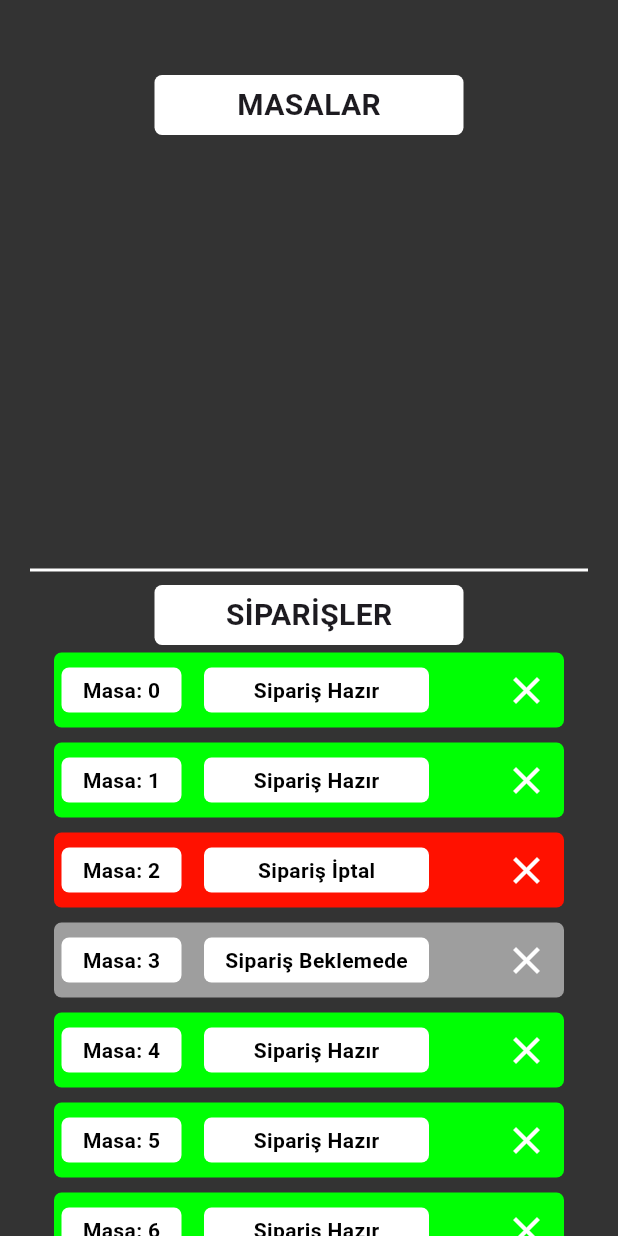
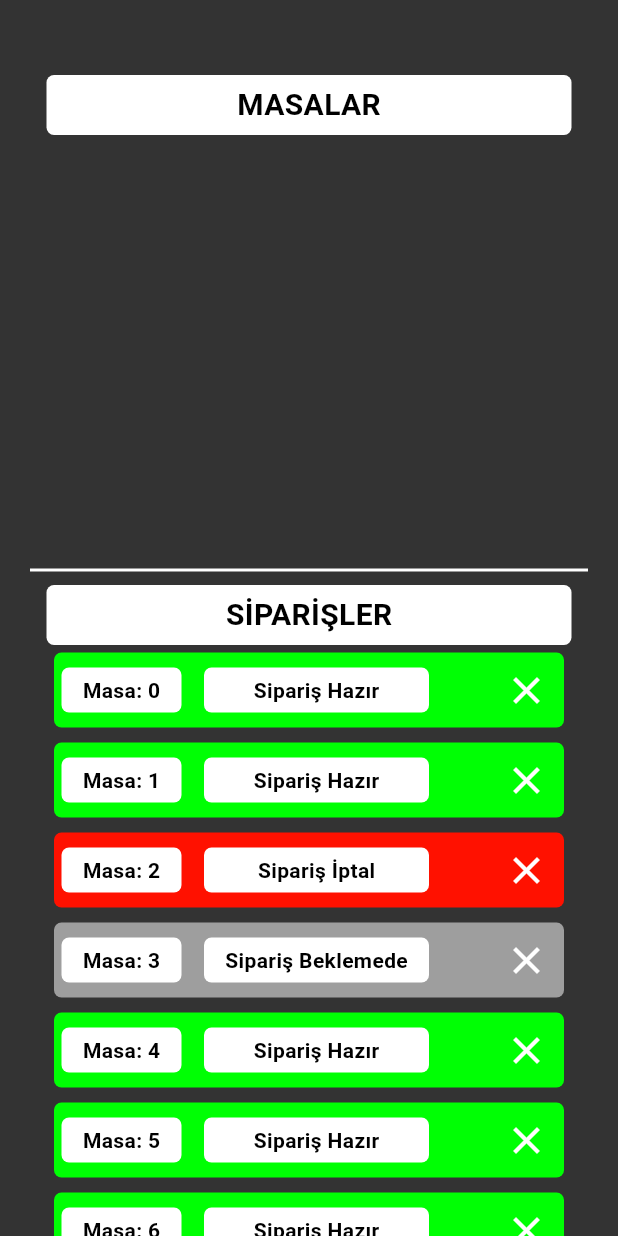
Before and after one commit to muhammettalhakaymak23214/garsonapp, a Flutter app: the AnaSayfa screen opened directly, on a phone screen of 412 x 824 dp. Run offline on Flutter 3.47's test engine with Material 3 defaults, Android fonts, the phone set to English and light mode, and no system bars.

Commit message:
renkler.dart oluşturuldu.

```diff
--- /dev/null
+++ b/garsonapp/lib/sabitler/renkler.dart
@@ -0,0 +1,25 @@
+import 'package:flutter/material.dart';
+
+//Genel Renkleri :
+var beyazYaziRengi = const Color.fromARGB(255, 255, 255, 255);
+var siyahYaziRengi = const Color.fromRGBO(0, 0, 0, 1);
+var arkaPlanRengi = const Color.fromRGBO(51, 51, 51, 100);
+var ikonRengi = const Color.fromARGB(255, 255, 255, 255);
+var beyazContainerRengi = const Color.fromARGB(255, 255, 255, 255);
+//Anasayfa Renkleri :
+var siparisHazir = const Color.fromARGB(255, 0, 255, 4);
+var siparisIptal = const Color.fromARGB(255, 255, 17, 0);
+var siparisBeklemede = Colors.grey;
+
+var doluMasaRengi = const Color.fromARGB(255, 0, 255, 4);
+var bosMasaRengi = const Color.fromARGB(255, 255, 255, 255);
+var dividerRengi = const Color.fromARGB(255, 255, 255, 255);
+//Giriş Ekranı Renkleri :
+
+var yesilButonRengi = const Color.fromARGB(255, 0, 255, 4);
+var beyazButonRengi = const Color.fromARGB(255, 255, 255, 255);
+
+var girisEkraniArkaPlanRengi = Colors.black;
+//Sipariş Ekranı Renkleri :
+
+//Sepet Ekranı Renkleri :
--- a/garsonapp/lib/sayfalar/ana_sayfa.dart
+++ b/garsonapp/lib/sayfalar/ana_sayfa.dart
@@ -2,6 +2,8 @@
 
 import 'package:flutter/material.dart';
 import 'dart:async';
+
+import 'package:garsonapp/sabitler/renkler.dart';
 
 // Timer'ı sınıfın dışında tanımlayın ki dispose işlevi içinde kullanabilelim
 late Timer _timer;
@@ -44,6 +46,17 @@
     "27",
     "28",
     "29",
+    "30",
+    "31",
+    "32",
+    "33",
+    "34",
+    "35",
+    "36",
+    "37",
+    "38",
+    "39",
+    "40",
   ];
   // Rastgele eleman sayısı belirleme
 
@@ -76,9 +89,9 @@
   };
 
   Map<String, Color> statusColors = {
-    "Sipariş Hazır": Color.fromARGB(255, 0, 255, 4),
-    "Sipariş İptal": const Color.fromARGB(255, 255, 17, 0),
-    "Sipariş Beklemede": Colors.grey,
+    "Sipariş Hazır": siparisHazir,
+    "Sipariş İptal": siparisIptal,
+    "Sipariş Beklemede": siparisBeklemede,
   };
 
   int startIndex = 0;
@@ -111,87 +124,30 @@
   Widget build(BuildContext context) {
     double screenWidth = MediaQuery.of(context).size.width;
     return Scaffold(
-      backgroundColor: const Color.fromRGBO(51, 51, 51, 100),
+      backgroundColor: arkaPlanRengi,
       body: Center(
         child: Column(
           children: [
             const SizedBox(
               height: 50,
             ),
-            Row(
-              // mainAxisAlignment: MainAxisAlignment.start,
-              children: [
-                /*
-                Expanded(
-                  flex: 1,
-                  child: Container(
-                    width: 50,
-                    alignment: Alignment.topLeft,
-                    child: PopupMenuButton<int>(
-                      icon: Icon(Icons.menu),
-                      iconSize: 40,
-                      //icon: Icons.menu,
-                      color: Colors.white,
-                      itemBuilder: (context) => [
-                        const PopupMenuItem(
-                          value: 1,
-                          child: Text('Seçenek 1'),
-                        ),
-                        const PopupMenuItem(
-                          value: 2,
-                          child: Text('Seçenek 2'),
-                        ),
-                        const PopupMenuItem(
-                          value: 3,
-                          child: Text('Seçenek 3'),
-                        ),
-                      ],
-                      onSelected: (value) {
-                        switch (value) {
-                          case 1:
-                            // Seçenek 1 seçildiğinde yapılacak işlemler
-                            break;
-                          case 2:
-                            // Seçenek 2 seçildiğinde yapılacak işlemler
-                            break;
-                          case 3:
-                            // Seçenek 3 seçildiğinde yapılacak işlemler
-                            break;
-                        }
-                      },
+
+            Container(
+              decoration: BoxDecoration(
+                  borderRadius: BorderRadius.circular(5.0),
+                  color: beyazContainerRengi),
+              height: 40,
+              width: 350,
+              alignment: Alignment.center,
+              child: Text(
+                "MASALAR",
+                style: TextStyle(
+                    fontSize: 20,
+                    fontWeight: FontWeight.bold,
+                    color: siyahYaziRengi),
               ),
             ),
-                ),
-                */
-                Expanded(
-                    flex: 1,
-                    child: Container(
-                      width: 50,
-                    )),
-                Expanded(
-                  flex: 2,
-                  child: Container(
-                    decoration: BoxDecoration(
-                        borderRadius: BorderRadius.circular(5.0),
-                        color: Colors.white),
-                    //color: Colors.amber,
-                    height: 40,
-                    width: 190,
-                    alignment: Alignment.center,
-                    child: const Text(
-                      "MASALAR",
-                      style:
-                          TextStyle(fontSize: 20, fontWeight: FontWeight.bold),
-                    ),
-                  ),
-                ),
-                Expanded(
-                    flex: 1,
-                    child: Container(
-                      width: 50,
-                    )),
-              ],
-            ),
+
             Container(
               width: 350,
               height: 280,
@@ -217,8 +173,8 @@
                               decoration: BoxDecoration(
                                 borderRadius: BorderRadius.circular(5),
                                 color: mapValue != null && mapValue
-                                    ? Color.fromARGB(255, 0, 255, 4)
-                                    : Color.fromARGB(255, 255, 255, 255),
+                                    ? doluMasaRengi
+                                    : bosMasaRengi,
                               ),
                               height: 50,
                               width: 50,
@@ -227,8 +183,8 @@
                               child: Text(
                                 (myMap.keys.elementAt(index))
                                     .toString(), // Sayıları ekrana yazdırıyoruz
-                                style: const TextStyle(
-                                    color: Color.fromRGBO(0, 0, 0, 1),
+                                style: TextStyle(
+                                    color: siyahYaziRengi,
                                     fontSize: 20,
                                     fontWeight: FontWeight.bold),
                               ),
@@ -247,45 +203,32 @@
                 },
               ),
             ),
-            const Divider(
+            Divider(
               // Düz yatay çizgi
-              color: Colors.white, // Çizgi rengi
+              color: dividerRengi, // Çizgi rengi
               thickness: 2, // Çizgi kalınlığı
               height: 20, // Çizgi yüksekliği
               indent: 20, // Çizginin başlangıç boşluğu
               endIndent: 20, // Çizginin bitiş boşluğu
             ),
-            Row(
-              children: [
-                Expanded(
-                    flex: 1,
-                    child: Container(
-                      width: 50,
-                    )),
-                Expanded(
-                  flex: 2,
-                  child: Container(
+
+            Container(
               decoration: BoxDecoration(
                   borderRadius: BorderRadius.circular(5.0),
-                        color: Colors.white),
+                  color: beyazContainerRengi),
               //color: Colors.amber,
               height: 40,
-                    width: 190,
+              width: 350,
               alignment: Alignment.center,
-                    child: const Text(
+              child: Text(
                 "SİPARİŞLER",
-                      style:
-                          TextStyle(fontSize: 20, fontWeight: FontWeight.bold),
+                style: TextStyle(
+                    fontSize: 20,
+                    fontWeight: FontWeight.bold,
+                    color: siyahYaziRengi),
               ),
             ),
-                ),
-                Expanded(
-                    flex: 1,
-                    child: Container(
-                      width: 50,
-                    )),
-              ],
-            ),
+
             Container(
               width: 350,
               height: 400,
@@ -299,9 +242,7 @@
                     width: 300,
                     height: 50,
                     margin: EdgeInsets.all(5),
-                    //  padding: EdgeInsets.all(10),
                     decoration: BoxDecoration(
-                      //  color: Colors.green,
                       color: statusColors[my2Map.values.elementAt(index)] ??
                           Colors.transparent,
                       borderRadius: BorderRadius.circular(5),
@@ -311,8 +252,7 @@
                       children: [
                         Container(
                           decoration: BoxDecoration(
-                            color: Colors.white,
-                            //border: Border.all(color: Colors.blue),
+                            color: beyazContainerRengi,
                             borderRadius: BorderRadius.circular(5),
                           ),
                           margin: const EdgeInsets.all(5),
@@ -321,15 +261,15 @@
                           height: 30,
                           child: Text(
                             'Masa: $key',
-                            style: const TextStyle(
+                            style: TextStyle(
                                 fontWeight: FontWeight.bold,
-                                color: Colors.black),
+                                color: siyahYaziRengi),
                           ),
                         ),
                         const SizedBox(width: 5), //85
                         Container(
                           decoration: BoxDecoration(
-                            color: Colors.white,
+                            color: beyazContainerRengi,
                             //border: Border.all(color: Colors.blue),
                             borderRadius: BorderRadius.circular(5),
                           ),
@@ -339,18 +279,16 @@
                           height: 30,
                           child: Text(
                             '$value',
-                            style: const TextStyle(
-                              color: Colors.black,
+                            style: TextStyle(
+                              color: siyahYaziRengi,
                               fontWeight: FontWeight.bold,
                             ),
                           ),
                         ),
                         const SizedBox(width: 35),
                         Container(
-                          // color: Colors.black,
                           height: 50,
                           width: 50,
-                          //alignment:
                           child: IconButton(
                               onPressed: () {
                                 // Butona basıldığında yapılacak işlemler buraya yazılır
@@ -358,11 +296,10 @@
                                   my2Map.remove(key);
                                 });
                               },
-                            icon: Icon(Icons.clear), // Çarpı ikonu
+                              icon: const Icon(Icons.clear), // Çarpı ikonu
                               iconSize: 30, // İkon boyutu
 
-                            color: const Color.fromARGB(
-                                255, 255, 255, 255), // İkon rengi
+                              color: ikonRengi // İkon rengi
                               ),
                         ),
                       ],
--- a/garsonapp/lib/sayfalar/giris_sayfasi.dart
+++ b/garsonapp/lib/sayfalar/giris_sayfasi.dart
@@ -1,5 +1,6 @@
 //import 'dart:ui';
 import 'package:flutter/material.dart';
+import 'package:garsonapp/sabitler/renkler.dart';
 import 'package:garsonapp/sayfalar/ana_sayfa.dart';
 
 class GirisSayfasi extends StatefulWidget {
@@ -18,7 +19,7 @@
 
   //
   Color butonColor = const Color.fromARGB(255, 255, 255, 255);
-  Color butonYaziRengi = const Color.fromARGB(255, 0, 0, 0);
+  Color butonYaziRengi = siyahYaziRengi;
   //
 
   @override
@@ -27,7 +28,7 @@
     bool isFilled2 = controller2.text.isNotEmpty;
     // Color buttonColor = isFilled1 && isFilled2 ? Colors.green : Colors.white;
     return Scaffold(
-      backgroundColor: Colors.black,
+      backgroundColor: girisEkraniArkaPlanRengi,
       body: SingleChildScrollView(
         child: Center(
           child: Column(
@@ -43,11 +44,11 @@
                     setState(
                       () {
                         butonColor = isFilled1 && isFilled2
-                            ? Colors.green
-                            : Colors.white;
+                            ? yesilButonRengi
+                            : beyazButonRengi;
                         butonYaziRengi = isFilled1 && isFilled2
-                            ? const Color.fromARGB(255, 255, 255, 255)
-                            : const Color.fromARGB(255, 0, 0, 0);
+                            ? beyazYaziRengi
+                            : siyahYaziRengi;
                       },
                     );
                   },
@@ -72,11 +73,11 @@
                     setState(
                       () {
                         butonColor = isFilled1 && isFilled2
-                            ? Colors.green
-                            : Colors.white;
+                            ? yesilButonRengi
+                            : beyazButonRengi;
                         butonYaziRengi = isFilled1 && isFilled2
-                            ? const Color.fromARGB(255, 255, 255, 255)
-                            : const Color.fromARGB(255, 0, 0, 0);
+                            ? beyazYaziRengi
+                            : siyahYaziRengi;
                       },
                     );
                   },
@@ -95,7 +96,7 @@
               SizedBox(
                 width: 200,
                 child: ElevatedButton(
-                  onPressed: butonColor == Colors.green
+                  onPressed: butonColor == yesilButonRengi
                       ? () {
                           setState(() {
                             yazi = controller.text;
@@ -130,7 +131,10 @@
                   ),
                   child: Text(
                     "Giriş Yap",
-                    style: TextStyle(color: butonYaziRengi),
+                    style: TextStyle(
+                      color: butonYaziRengi,
+                      fontWeight: FontWeight.bold,
+                    ),
                   ),
                 ),
               ),
```
Also changed, not shown: 1 other file. Lines whose indentation alone changed are shown as unchanged.
